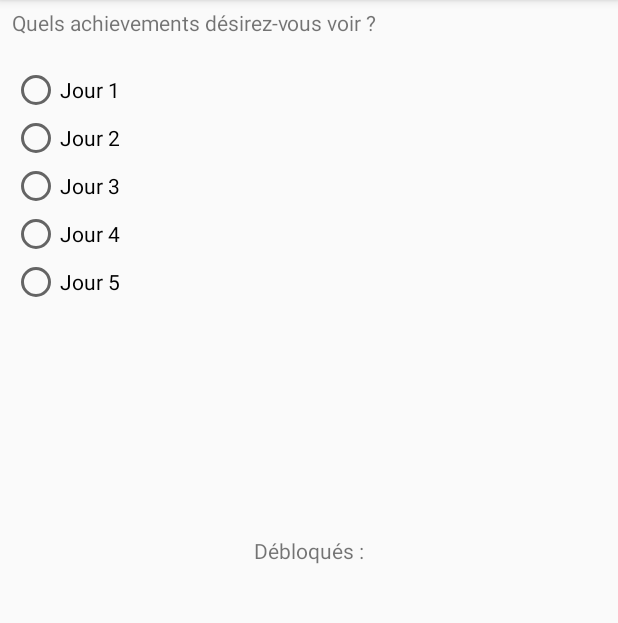
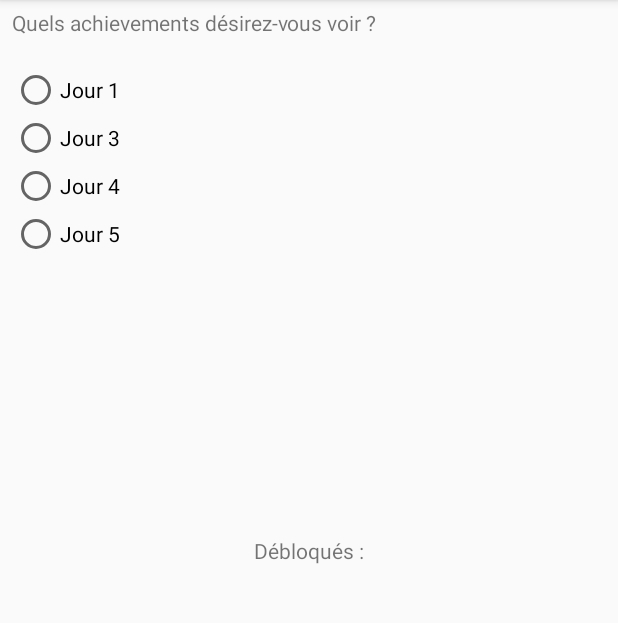
Before and after one commit to thomas40510/achristophe-story, an Android app: the achieveChoose screen opened directly, with no data from a screen before it, on a phone screen of 412 x 824 dp, the part 84-707 px from its top. Run offline under Robolectric (Android 15) with nearby library versions, the phone set to English and light mode, and no system bars.

Commit message:
achristophe-story 08/08@12:20

```diff
--- a/app/src/main/java/com/example/studioquaiouest/myapplication/achieveChoose.java
+++ b/app/src/main/java/com/example/studioquaiouest/myapplication/achieveChoose.java
@@ -50,6 +50,9 @@ public class achieveChoose extends AppCompatActivity {
             }
         }
         if (hasNext) {
+            if (isChecked == 2){
+                Toast.makeText(this, "Il n'y a pas encore d'achievements ici !", Toast.LENGTH_SHORT).show();
+            } else {
                 String className = "com.example.studioquaiouest.myapplication.achieveD" + isChecked;
                 Class<?> c = null;
                 try {
@@ -62,6 +65,7 @@ public class achieveChoose extends AppCompatActivity {
 
                 Intent intent = new Intent(this, c);
                 startActivity(intent);
+            }
         } else {
             Toast.makeText(this, "Vous n'avez pas choisi !", Toast.LENGTH_SHORT).show();
         }
--- a/app/src/main/res/layout/activity_achieve_choose.xml
+++ b/app/src/main/res/layout/activity_achieve_choose.xml
@@ -43,7 +43,8 @@
             android:layout_width="wrap_content"
             android:layout_height="wrap_content"
             android:layout_weight="1"
-            android:text="Jour 2" />
+            android:text="Jour 2"
+            android:visibility="gone" />
 
         <RadioButton
             android:id="@+id/radio3"
```
Also changed, not shown: app/src/main/java/com/example/studioquaiouest/myapplication/credits.java (+7 -0 lines), 18 other files. Lines whose indentation alone changed are shown as unchanged.
